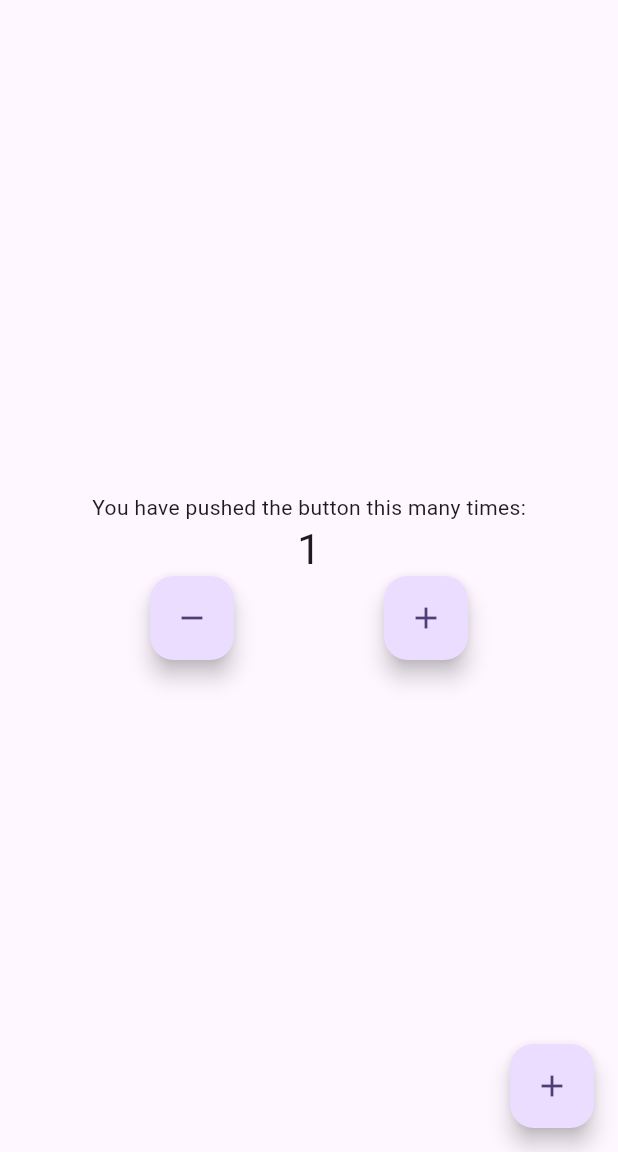
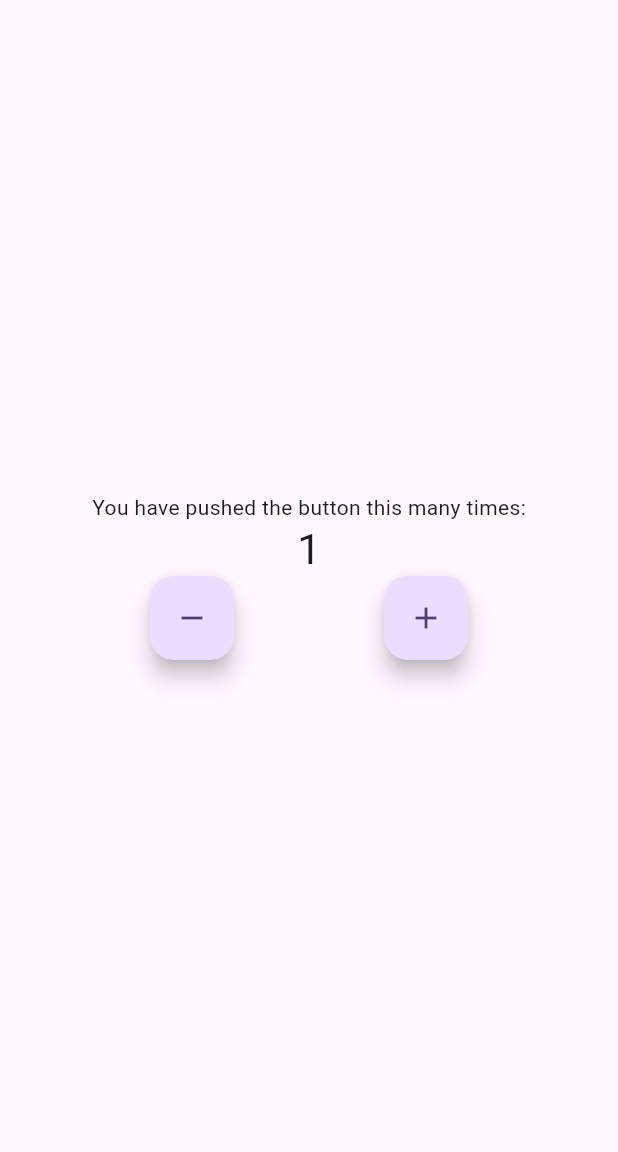
Before and after one commit to ilyapaddubny/bloc_counter, a Flutter app: the screen it shows after launch, after a tap on the "add" icon, on a phone screen of 412 x 824 dp, the part 84-1236 px from its top. Run offline on Flutter 3.47's test engine with Material 3 defaults, Android fonts, the phone set to English and light mode, and no system bars; our stand-ins replace bloc, flutter_bloc.

```diff
--- a/lib/cubit/counter_cubit_cubit.dart
+++ b/lib/cubit/counter_cubit_cubit.dart
@@ -5,8 +5,10 @@ import 'package:meta/meta.dart';
 part 'counter_cubit_state.dart';
 
 class CounterCubit extends Cubit<CounterState> {
-  CounterCubit() : super(CounterState(counterValue: 0));
+  CounterCubit() : super(CounterState(counterValue: 0, wasIncremented: false));
 
-  void increment() => emit(CounterState(counterValue: state.counterValue + 1));
-  void decrement() => emit(CounterState(counterValue: state.counterValue - 1));
+  void increment() => emit(
+      CounterState(counterValue: state.counterValue + 1, wasIncremented: true));
+  void decrement() => emit(CounterState(
+      counterValue: state.counterValue - 1, wasIncremented: false));
 }
--- a/lib/cubit/counter_cubit_state.dart
+++ b/lib/cubit/counter_cubit_state.dart
@@ -2,5 +2,7 @@ part of 'counter_cubit_cubit.dart';
 
 class CounterState {
   int counterValue;
-  CounterState({required this.counterValue});
+  bool wasIncremented;
+
+  CounterState({required this.counterValue, required this.wasIncremented});
 }
--- a/lib/main.dart
+++ b/lib/main.dart
@@ -35,14 +35,6 @@ class MyHomePage extends StatefulWidget {
 }
 
 class _MyHomePageState extends State<MyHomePage> {
-  int _counter = 0;
-
-  void _incrementCounter() {
-    setState(() {
-      _counter++;
-    });
-  }
-
   @override
   Widget build(BuildContext context) {
     return Scaffold(
@@ -50,7 +42,25 @@ class _MyHomePageState extends State<MyHomePage> {
         backgroundColor: Theme.of(context).colorScheme.inversePrimary,
         title: Text(widget.title),
       ),
-      body: Center(
+      body: BlocListener<CounterCubit, CounterState>(
+        listener: (context, state) {
+          if (state.wasIncremented) {
+            ScaffoldMessenger.of(context).showSnackBar(
+              const SnackBar(
+                content: Text('Incremented!'),
+                duration: Duration(milliseconds: 300),
+              ),
+            );
+          } else {
+            ScaffoldMessenger.of(context).showSnackBar(
+              const SnackBar(
+                content: Text('Decremented!'),
+                duration: Duration(milliseconds: 300),
+              ),
+            );
+          }
+        },
+        child: Center(
           child: Column(
             mainAxisAlignment: MainAxisAlignment.center,
             children: <Widget>[
@@ -63,7 +73,8 @@ class _MyHomePageState extends State<MyHomePage> {
                   if (state.counterValue < 0) {
                     return Text(
                       state.counterValue.toString(),
-                    style: Theme.of(context).textTheme.headlineMedium?.copyWith(
+                      style:
+                          Theme.of(context).textTheme.headlineMedium?.copyWith(
                                 color: Colors.red,
                               ),
                     );
@@ -96,11 +107,7 @@ class _MyHomePageState extends State<MyHomePage> {
             ],
           ),
         ),
-      floatingActionButton: FloatingActionButton(
-        onPressed: _incrementCounter,
-        tooltip: 'Increment',
-        child: const Icon(Icons.add),
-      ), // This trailing comma makes auto-formatting nicer for build methods.
+      ),
     );
   }
 }
```
Lines whose indentation alone changed are shown as unchanged.
